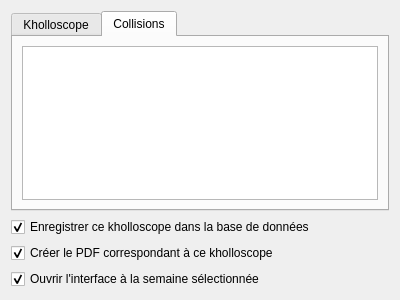
ThFeneuil/KholloAutoQt, file managers/KholloscopeWizardPages/generatepage.ui: the form before one commit.
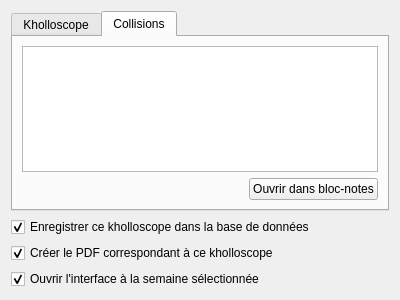
The form after the commit.

Commit message: Sauvegarde dans Bloc-notes

```diff
--- a/managers/KholloscopeWizardPages/generatepage.ui
+++ b/managers/KholloscopeWizardPages/generatepage.ui
@@ -111,6 +111,30 @@
          <column/>
         </widget>
        </item>
+       <item>
+        <layout class="QHBoxLayout" name="horizontalLayout_2">
+         <item>
+          <spacer name="horizontalSpacer_2">
+           <property name="orientation">
+            <enum>Qt::Horizontal</enum>
+           </property>
+           <property name="sizeHint" stdset="0">
+            <size>
+             <width>40</width>
+             <height>20</height>
+            </size>
+           </property>
+          </spacer>
+         </item>
+         <item>
+          <widget class="QPushButton" name="notepad_collisions">
+           <property name="text">
+            <string>Ouvrir dans bloc-notes</string>
+           </property>
+          </widget>
+         </item>
+        </layout>
+       </item>
       </layout>
      </widget>
     </widget>
```
Left out of the diff: 24 changed lines with no effect on the pictures. The commit also changes 3 other files.
